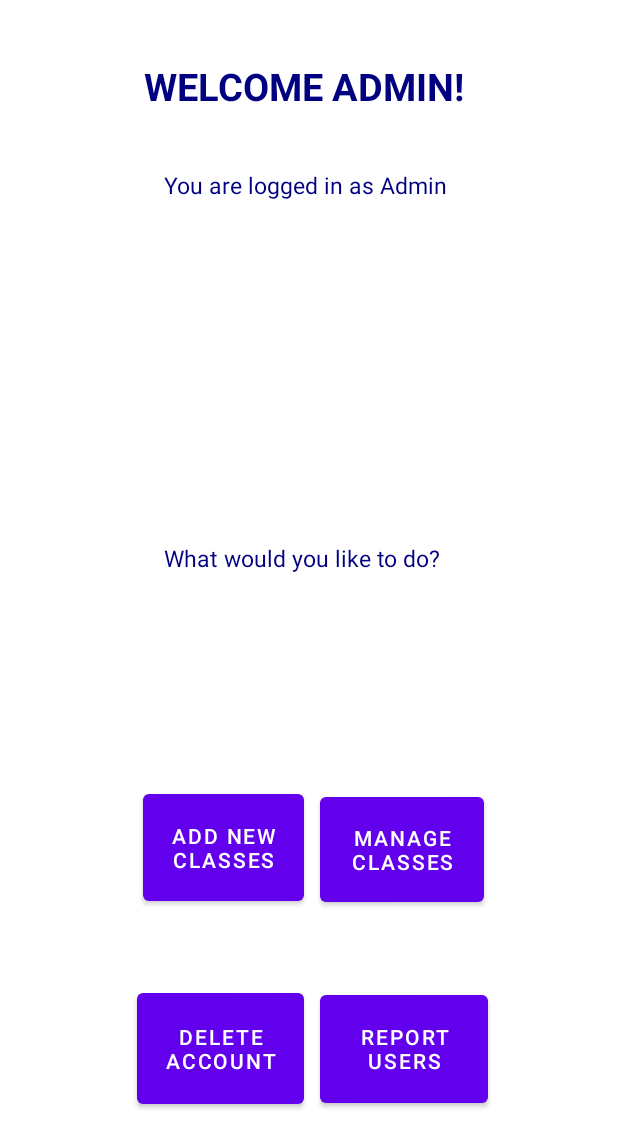
After one commit to ritvik130/Fitbits, an Android app: the layout admin_login.xml on its own in the app's theme, with its tools: preview values and no code run, on a phone screen of 412 x 824 dp. The commit adds this screen. Shown: the top 1148 px of the screen. Run offline under Robolectric (Android 15) with nearby library versions, the phone set to English and light mode, and no system bars.

Commit message:
Admin Screen

```diff
--- /dev/null
+++ b/project/app/src/main/res/layout/admin_login.xml
@@ -0,0 +1,100 @@
+<?xml version="1.0" encoding="utf-8"?>
+<androidx.constraintlayout.widget.ConstraintLayout xmlns:android="http://schemas.android.com/apk/res/android"
+    xmlns:app="http://schemas.android.com/apk/res-auto"
+    xmlns:tools="http://schemas.android.com/tools"
+    android:layout_width="match_parent"
+    android:layout_height="match_parent">
+
+    <TextView
+        android:id="@+id/titleAdmin"
+        android:layout_width="244dp"
+        android:layout_height="28dp"
+        android:text="@string/title"
+        android:textColor="#000080"
+        android:textSize="25sp"
+        android:textStyle="bold"
+        app:layout_constraintBottom_toBottomOf="parent"
+        app:layout_constraintEnd_toEndOf="parent"
+        app:layout_constraintHorizontal_bias="0.57"
+        app:layout_constraintStart_toStartOf="parent"
+        app:layout_constraintTop_toTopOf="parent"
+        app:layout_constraintVertical_bias="0.050000012" />
+
+    <TextView
+        android:id="@+id/titleAdmin2"
+        android:layout_width="209dp"
+        android:layout_height="21dp"
+        android:text="@string/title2"
+        android:textColor="#000080"
+        android:textSize="15sp"
+        app:layout_constraintBottom_toBottomOf="parent"
+        app:layout_constraintEnd_toEndOf="parent"
+        app:layout_constraintHorizontal_bias="0.54"
+        app:layout_constraintStart_toStartOf="parent"
+        app:layout_constraintTop_toTopOf="parent"
+        app:layout_constraintVertical_bias="0.13999999" />
+
+    <TextView
+        android:id="@+id/titleAdmin3"
+        android:layout_width="209dp"
+        android:layout_height="21dp"
+        android:text="@string/title3"
+        android:textColor="#000080"
+        android:textSize="15sp"
+        app:layout_constraintBottom_toBottomOf="parent"
+        app:layout_constraintEnd_toEndOf="parent"
+        app:layout_constraintHorizontal_bias="0.54"
+        app:layout_constraintStart_toStartOf="parent"
+        app:layout_constraintTop_toTopOf="parent"
+        app:layout_constraintVertical_bias="0.45" />
+
+
+    <Button
+        android:id="@+id/ManageClasses"
+        android:layout_width="109dp"
+        android:layout_height="82dp"
+        android:text="@string/ManageClasses"
+        app:layout_constraintBottom_toBottomOf="parent"
+        app:layout_constraintEnd_toEndOf="parent"
+        app:layout_constraintHorizontal_bias="0.705"
+        app:layout_constraintStart_toStartOf="parent"
+        app:layout_constraintTop_toTopOf="parent"
+        app:layout_constraintVertical_bias="0.708" />
+
+    <Button
+        android:id="@+id/DeleteAccounts"
+        android:layout_width="111dp"
+        android:layout_height="86dp"
+        android:text="@string/DeleteAccounts"
+        app:layout_constraintBottom_toBottomOf="parent"
+        app:layout_constraintEnd_toEndOf="parent"
+        app:layout_constraintHorizontal_bias="0.303"
+        app:layout_constraintStart_toStartOf="parent"
+        app:layout_constraintTop_toTopOf="parent"
+        app:layout_constraintVertical_bias="0.889" />
+
+    <Button
+        android:id="@+id/ReportUsers"
+        android:layout_width="112dp"
+        android:layout_height="84dp"
+        android:text="@string/ReportUsers"
+        app:layout_constraintBottom_toBottomOf="parent"
+        app:layout_constraintEnd_toEndOf="parent"
+        app:layout_constraintHorizontal_bias="0.712"
+        app:layout_constraintStart_toStartOf="parent"
+        app:layout_constraintTop_toTopOf="parent"
+        app:layout_constraintVertical_bias="0.888" />
+
+    <Button
+        android:id="@+id/NewClass"
+        android:layout_width="107dp"
+        android:layout_height="83dp"
+        android:text="@string/NewClasses"
+        app:layout_constraintBottom_toBottomOf="parent"
+        app:layout_constraintEnd_toEndOf="parent"
+        app:layout_constraintHorizontal_bias="0.312"
+        app:layout_constraintStart_toStartOf="parent"
+        app:layout_constraintTop_toTopOf="parent"
+        app:layout_constraintVertical_bias="0.707" />
+
+</androidx.constraintlayout.widget.ConstraintLayout>
--- a/project/app/src/main/res/values/strings.xml
+++ b/project/app/src/main/res/values/strings.xml
@@ -1,4 +1,5 @@
 <resources>
+
     <string name="app_name">Fitbites</string>
     <string name = "welcomeUser">Welcome to Fitbites!</string>
     <string name = "loginTxt">Login</string>
@@ -6,4 +7,14 @@
     <string name = "password">Password:</string>
     <string name = "signup">Sign up!</string>
     <string name = "signup2">Sign Up</string>
+
+
+    <string name = "title">WELCOME ADMIN!</string>
+    <string name = "title2">You are logged in as Admin</string>
+    <string name = "title3">What would you like to do?</string>
+    <string name = "ManageClasses">Manage Classes</string>
+    <string name = "DeleteAccounts">Delete Account</string>
+    <string name = "NewClasses">Add New Classes</string>
+    <string name = "ReportUsers">Report Users</string>
+
 </resources>
```
